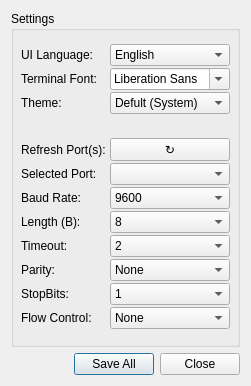
Qt form ui/settings.ui (mcagriaksoy/Serial-Communication-GUI-Program) before a commit.
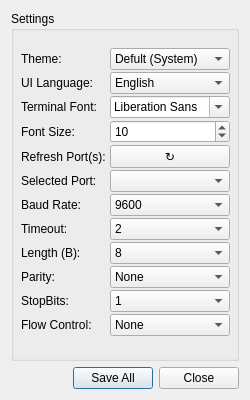
The same form after that commit. Icons and pictures are not drawn.

Commit message:
Improves settings persistence and UI updates
Updates the settings dialog to persist font selections.

Adds a donate button.

Refactors UI to improve basic/advanced view toggling.

Updates dependencies and project metadata.

Removes unused files.

The edit to the form file:
```diff
--- a/ui/settings.ui
+++ b/ui/settings.ui
@@ -6,25 +6,40 @@
    <rect>
     <x>0</x>
     <y>0</y>
-    <width>251</width>
-    <height>386</height>
+    <width>250</width>
+    <height>400</height>
    </rect>
   </property>
+  <property name="minimumSize">
+   <size>
+    <width>250</width>
+    <height>400</height>
+   </size>
+  </property>
+  <property name="maximumSize">
+   <size>
+    <width>250</width>
+    <height>400</height>
+   </size>
+  </property>
   <property name="windowTitle">
    <string>Dialog</string>
   </property>
+  <property name="windowIcon">
+   <iconset theme="applications-development"/>
+  </property>
   <layout class="QGridLayout" name="gridLayout">
-   <item row="1" column="0">
+   <item row="2" column="0">
     <widget class="QDialogButtonBox" name="buttonBox">
      <property name="orientation">
-      <enum>Qt::Horizontal</enum>
+      <enum>Qt::Orientation::Horizontal</enum>
      </property>
      <property name="standardButtons">
-      <set>QDialogButtonBox::Close|QDialogButtonBox::SaveAll</set>
+      <set>QDialogButtonBox::StandardButton::Close|QDialogButtonBox::StandardButton::SaveAll</set>
      </property>
     </widget>
    </item>
-   <item row="0" column="0">
+   <item row="1" column="0">
     <widget class="QGroupBox" name="groupBox">
      <property name="title">
       <string>Settings</string>
@@ -35,15 +50,15 @@
         <x>10</x>
         <y>20</y>
         <width>221</width>
-        <height>311</height>
+        <height>321</height>
        </rect>
       </property>
       <layout class="QFormLayout" name="formLayout_config">
        <property name="labelAlignment">
-        <set>Qt::AlignLeading|Qt::AlignLeft|Qt::AlignVCenter</set>
+        <set>Qt::AlignmentFlag::AlignLeading|Qt::AlignmentFlag::AlignLeft|Qt::AlignmentFlag::AlignVCenter</set>
        </property>
        <property name="formAlignment">
-        <set>Qt::AlignJustify|Qt::AlignVCenter</set>
+        <set>Qt::AlignmentFlag::AlignJustify|Qt::AlignmentFlag::AlignVCenter</set>
        </property>
        <property name="horizontalSpacing">
         <number>4</number>
@@ -51,10 +66,105 @@
        <property name="verticalSpacing">
         <number>2</number>
        </property>
-       <item row="4" column="0">
-        <widget class="QLabel" name="label_46">
+       <item row="0" column="0">
+        <widget class="QLabel" name="label_3">
          <property name="text">
-          <string>Refresh Port(s):</string>
+          <string>Theme:</string>
+         </property>
+        </widget>
+       </item>
+       <item row="0" column="1">
+        <widget class="QComboBox" name="comboBox">
+         <property name="maximumSize">
+          <size>
+           <width>120</width>
+           <height>16777215</height>
+          </size>
+         </property>
+         <item>
+          <property name="text">
+           <string>Defult (System)</string>
+          </property>
+         </item>
+         <item>
+          <property name="text">
+           <string>Dark</string>
+          </property>
+         </item>
+         <item>
+          <property name="text">
+           <string>Light</string>
+          </property>
+         </item>
+        </widget>
+       </item>
+       <item row="1" column="0">
+        <widget class="QLabel" name="label">
+         <property name="text">
+          <string>UI Language:</string>
+         </property>
+        </widget>
+       </item>
+       <item row="1" column="1">
+        <widget class="QComboBox" name="comboBox_2">
+         <property name="maximumSize">
+          <size>
+           <width>120</width>
+           <height>16777215</height>
+          </size>
+         </property>
+         <item>
+          <property name="text">
+           <string>English</string>
+          </property>
+         </item>
+         <item>
+          <property name="text">
+           <string>Türkçe</string>
+          </property>
+         </item>
+        </widget>
+       </item>
+       <item row="2" column="0">
+        <widget class="QLabel" name="label_2">
+         <property name="text">
+          <string>Terminal Font:</string>
+         </property>
+        </widget>
+       </item>
+       <item row="2" column="1">
+        <widget class="QFontComboBox" name="fontComboBox">
+         <property name="maximumSize">
+          <size>
+           <width>120</width>
+           <height>16777215</height>
+          </size>
+         </property>
+        </widget>
+       </item>
+       <item row="3" column="0">
+        <widget class="QLabel" name="label_fontSize">
+         <property name="text">
+          <string>Font Size:</string>
+         </property>
+        </widget>
+       </item>
+       <item row="3" column="1">
+        <widget class="QSpinBox" name="fontSize_spinBox">
+         <property name="maximumSize">
+          <size>
+           <width>120</width>
+           <height>16777215</height>
+          </size>
+         </property>
+         <property name="minimum">
+          <number>6</number>
+         </property>
+         <property name="maximum">
+          <number>36</number>
+         </property>
+         <property name="value">
+          <number>10</number>
          </property>
         </widget>
        </item>
@@ -71,6 +181,13 @@
          </property>
         </widget>
        </item>
+       <item row="4" column="0">
+        <widget class="QLabel" name="label_46">
+         <property name="text">
+          <string>Refresh Port(s):</string>
+         </property>
+        </widget>
+       </item>
        <item row="5" column="0">
         <widget class="QLabel" name="label_22">
          <property name="text">
@@ -155,14 +272,7 @@
          </item>
         </widget>
        </item>
-       <item row="7" column="0">
-        <widget class="QLabel" name="label_26">
-         <property name="text">
-          <string>Length (B):</string>
-         </property>
-        </widget>
-       </item>
-       <item row="7" column="1">
+       <item row="8" column="1">
         <widget class="QComboBox" name="len_comboBox">
          <property name="maximumSize">
           <size>
@@ -192,14 +302,7 @@
          </item>
         </widget>
        </item>
-       <item row="8" column="0">
-        <widget class="QLabel" name="label_27">
-         <property name="text">
-          <string>Timeout:</string>
-         </property>
-        </widget>
-       </item>
-       <item row="8" column="1">
+       <item row="7" column="1">
         <widget class="QComboBox" name="timeout_comboBox">
          <property name="maximumSize">
           <size>
@@ -249,6 +352,20 @@
          </item>
         </widget>
        </item>
+       <item row="7" column="0">
+        <widget class="QLabel" name="label_27">
+         <property name="text">
+          <string>Timeout:</string>
+         </property>
+        </widget>
+       </item>
+       <item row="8" column="0">
+        <widget class="QLabel" name="label_26">
+         <property name="text">
+          <string>Length (B):</string>
+         </property>
+        </widget>
+       </item>
        <item row="9" column="0">
         <widget class="QLabel" name="label_28">
          <property name="text">
@@ -256,6 +373,13 @@
          </property>
         </widget>
        </item>
+       <item row="10" column="0">
+        <widget class="QLabel" name="label_29">
+         <property name="text">
+          <string>StopBits:</string>
+         </property>
+        </widget>
+       </item>
        <item row="9" column="1">
         <widget class="QComboBox" name="parity_comboBox">
          <property name="maximumSize">
@@ -291,13 +415,6 @@
          </item>
         </widget>
        </item>
-       <item row="10" column="0">
-        <widget class="QLabel" name="label_29">
-         <property name="text">
-          <string>StopBits:</string>
-         </property>
-        </widget>
-       </item>
        <item row="10" column="1">
         <widget class="QComboBox" name="bit_comboBox">
          <property name="maximumSize">
@@ -360,98 +477,6 @@
          </item>
         </widget>
        </item>
-       <item row="0" column="0">
-        <widget class="QLabel" name="label">
-         <property name="text">
-          <string>UI Language:</string>
-         </property>
-        </widget>
-       </item>
-       <item row="0" column="1">
-        <widget class="QComboBox" name="comboBox_2">
-         <property name="maximumSize">
-          <size>
-           <width>120</width>
-           <height>16777215</height>
-          </size>
-         </property>
-         <item>
-          <property name="text">
-           <string>English</string>
-          </property>
-         </item>
-         <item>
-          <property name="text">
-           <string>Türkçe</string>
-          </property>
-         </item>
-        </widget>
-       </item>
-       <item row="1" column="1">
-        <widget class="QFontComboBox" name="fontComboBox">
-         <property name="maximumSize">
-          <size>
-           <width>120</width>
-           <height>16777215</height>
-          </size>
-         </property>
-        </widget>
-       </item>
-       <item row="1" column="0">
-        <widget class="QLabel" name="label_2">
-         <property name="text">
-          <string>Terminal Font:</string>
-         </property>
-        </widget>
-       </item>
-       <item row="3" column="0" colspan="2">
-        <spacer name="verticalSpacer">
-         <property name="orientation">
-          <enum>Qt::Vertical</enum>
-         </property>
-         <property name="sizeType">
-          <enum>QSizePolicy::Fixed</enum>
-         </property>
-         <property name="sizeHint" stdset="0">
-          <size>
-           <width>10</width>
-           <height>20</height>
-          </size>
-         </property>
-        </spacer>
-       </item>
-       <item row="2" column="1">
-        <widget class="QComboBox" name="comboBox">
-         <property name="maximumSize">
-          <size>
-           <width>120</width>
-           <height>16777215</height>
-          </size>
-         </property>
-         <item>
-          <property name="text">
-           <string>Defult (System)</string>
-          </property>
-         </item>
-         <item>
-          <property name="text">
-           <string>Dark</string>
-          </property>
-         </item>
-         <item>
-          <property name="text">
-           <string>Light</string>
-          </property>
-         </item>
-        </widget>
-       </item>
-       <item row="2" column="0">
-        <widget class="QLabel" name="label_3">
-         <property name="text">
-          <string>Theme:</string>
-         </property>
-        </widget>
-       </item>
       </layout>
      </widget>
     </widget>
```
The commit also changes 12 other files.
